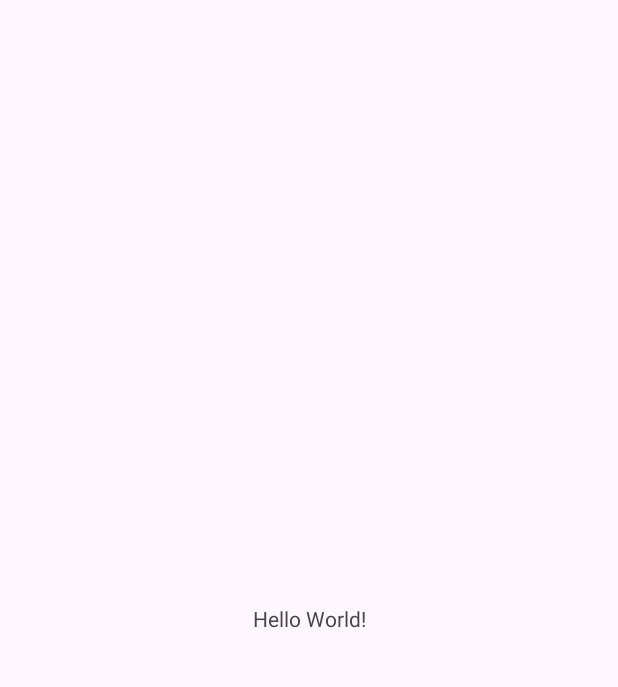
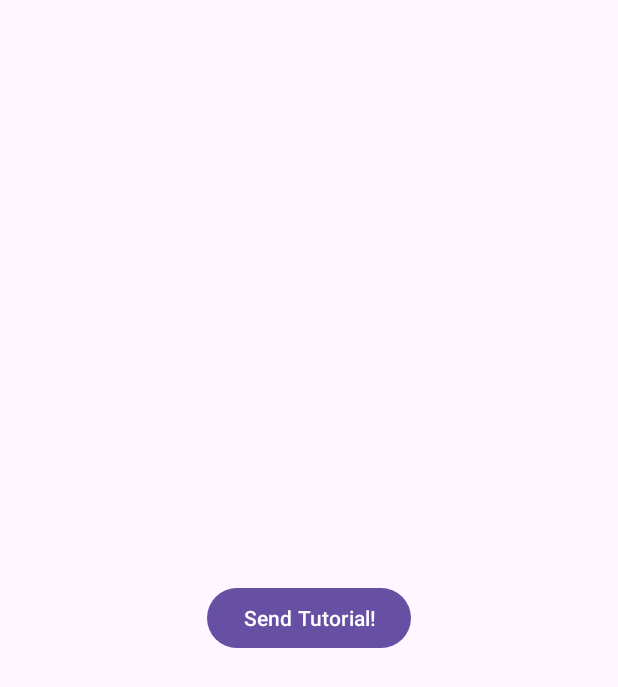
Before and after one commit to aidang04/Watchpoint, an Android app: the screen it shows after launch (MainActivity before the commit, home after it), on a phone screen of 412 x 824 dp. Before the commit the part shown is almost empty. Shown: the top 687 px of the screen. Run offline under Robolectric (Android 15) with nearby library versions, the phone set to English and light mode, and no system bars; libraries missing offline, so code that uses them is left out: com.google.android.gms.

Commit message:
imported files worked on earlier and did a few displays

```diff
--- a/mobile/build.gradle.kts
+++ b/mobile/build.gradle.kts
@@ -5,12 +5,12 @@ plugins {
 
 android {
     namespace = "buddywatch.v1"
-    compileSdk = 35
+    compileSdk = 36
 
     defaultConfig {
         applicationId = "buddywatch.v1"
         minSdk = 30
-        targetSdk = 35
+        targetSdk = 36
         versionCode = 1
         versionName = "1.0"
 
--- a/mobile/src/main/AndroidManifest.xml
+++ b/mobile/src/main/AndroidManifest.xml
@@ -13,7 +13,7 @@
         android:theme="@style/Theme.Buddywatch"
         tools:targetApi="31">
         <activity
-            android:name=".MainActivity"
+            android:name=".home"
             android:exported="true">
             <intent-filter>
                 <action android:name="android.intent.action.MAIN" />
--- /dev/null
+++ b/mobile/src/main/java/buddywatch/v1/home.java
@@ -0,0 +1,46 @@
+package buddywatch.v1;
+
+import android.os.Bundle;
+import android.util.Log;
+import android.widget.Button;
+
+import androidx.appcompat.app.AppCompatActivity;
+
+import com.google.android.gms.wearable.Node;
+import com.google.android.gms.wearable.NodeClient;
+import com.google.android.gms.wearable.Wearable;
+
+import java.nio.charset.StandardCharsets;
+
+public class home extends AppCompatActivity {
+
+    private static final String MESSAGE_PATH = "/trigger_action";
+
+    @Override
+    protected void onCreate(Bundle savedInstanceState) {
+        super.onCreate(savedInstanceState);
+
+        setContentView(R.layout.activity_main);
+
+        Button send = findViewById(R.id.send);
+        send.setOnClickListener(v -> {
+            Log.d("PhoneApp", "Button clicked!");
+            sendCommand("tut1.txt");
+        });
+    }
+
+    private void sendCommand(String tut) {
+
+        NodeClient nodeClient = Wearable.getNodeClient(this);
+        nodeClient.getConnectedNodes().addOnSuccessListener(nodes -> {
+            for (Node n : nodes) {
+                byte[] toSend = tut.getBytes(StandardCharsets.UTF_8);
+                Wearable.getMessageClient(this).sendMessage(n.getId(), MESSAGE_PATH, toSend).addOnSuccessListener(aVoid ->
+                        Log.d("PhoneApp", "Sent message: " + tut)).addOnFailureListener(e ->
+                        Log.e("PhoneApp", "Failed to send: " + tut));
+            }
+        });
+
+
+    }
+}
--- a/mobile/src/main/res/layout/activity_main.xml
+++ b/mobile/src/main/res/layout/activity_main.xml
@@ -7,13 +7,13 @@
     android:layout_height="match_parent"
     tools:context=".MainActivity">
 
-    <TextView
+    <Button
+        android:id="@+id/send"
         android:layout_width="wrap_content"
         android:layout_height="wrap_content"
-        android:text="Hello World!"
-        app:layout_constraintBottom_toBottomOf="parent"
+        android:text="@string/send_tutorial"
+        app:layout_constraintTop_toTopOf="parent"
+        app:layout_constraintStart_toStartOf="parent"
         app:layout_constraintEnd_toEndOf="parent"
-        app:layout_constraintStart_toStartOf="parent"
-        app:layout_constraintTop_toTopOf="parent" />
-
+        app:layout_constraintBottom_toBottomOf="parent"/>
 </androidx.constraintlayout.widget.ConstraintLayout>
--- a/mobile/src/main/res/values/strings.xml
+++ b/mobile/src/main/res/values/strings.xml
@@ -1,3 +1,4 @@
 <resources>
     <string name="app_name">Buddywatch</string>
+    <string name="send_tutorial">Send Tutorial!</string>
 </resources>
--- a/wear/src/main/AndroidManifest.xml
+++ b/wear/src/main/AndroidManifest.xml
@@ -24,7 +24,7 @@
             android:value="true" />
 
         <activity
-            android:name=".presentation.MainActivity"
+            android:name=".presentation.home"
             android:exported="true"
             android:taskAffinity=""
             android:theme="@style/MainActivityTheme.Starting">
--- /dev/null
+++ b/wear/src/main/java/buddywatch/v1/presentation/tutorialHandler.java
@@ -0,0 +1,4 @@
+package buddywatch.v1.presentation;
+
+public class tutorialHandler {
+}
--- a/wear/src/main/res/values/strings.xml
+++ b/wear/src/main/res/values/strings.xml
@@ -5,4 +5,6 @@
     values-round/strings.xml for round devices.
     -->
     <string name="hello_world">From the Square world,\nHello, %1$s!</string>
+    <string name ="welcome">Welcome to the app! \nTutorials will appear here when sent from the partner app!</string>
+    <string name="loading">Now Loading…</string>
 </resources>
```
Also changed, not shown: wear/src/main/java/buddywatch/v1/presentation/Listener.java (added, +29 -0 lines), wear/src/main/java/buddywatch/v1/presentation/MainActivity.kt (deleted, +0 -72 lines), wear/src/main/java/buddywatch/v1/presentation/TutViewModel.java (added, +18 -0 lines), wear/src/main/java/buddywatch/v1/presentation/buddyWatchApp.java (added, +21 -0 lines), wear/src/main/java/buddywatch/v1/presentation/home.java (added, +17 -0 lines), wear/src/main/res/drawable/rect_border.xml (added, +7 -0 lines), wear/src/main/res/layout/activity_home.xml (added, +19 -0 lines), wear/src/main/res/layout/activity_tutorial.xml (added, +30 -0 lines).
